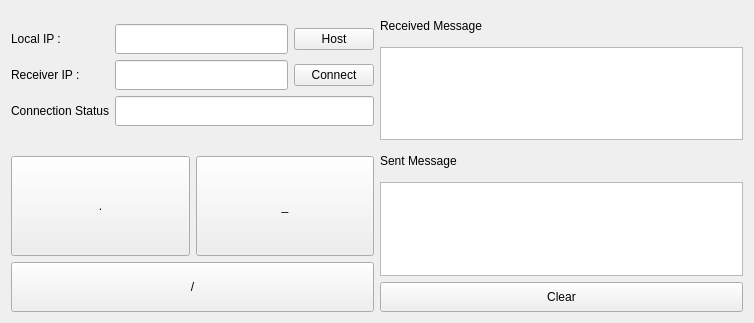
Before: the Qt Designer form scripts/qt/ui/morse_transmitter_main.ui in ericnjkim/morse_transmitter, drawn with Qt 5.
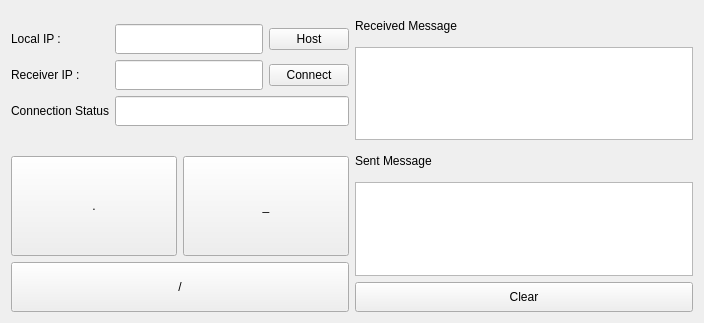
After: the same form once the commit is applied.

Patch:
```diff
--- a/scripts/qt/ui/morse_transmitter_main.ui
+++ b/scripts/qt/ui/morse_transmitter_main.ui
@@ -6,7 +6,7 @@
    <rect>
     <x>0</x>
     <y>0</y>
-    <width>754</width>
+    <width>704</width>
     <height>323</height>
    </rect>
   </property>
@@ -76,6 +76,12 @@
          </item>
          <item>
           <widget class="QPushButton" name="btn_connect">
+           <property name="minimumSize">
+            <size>
+             <width>80</width>
+             <height>0</height>
+            </size>
+           </property>
            <property name="text">
             <string>Connect</string>
            </property>
@@ -129,6 +135,12 @@
          </item>
          <item>
           <widget class="QPushButton" name="btn_start_host">
+           <property name="minimumSize">
+            <size>
+             <width>80</width>
+             <height>0</height>
+            </size>
+           </property>
            <property name="text">
             <string>Host</string>
            </property>
```
